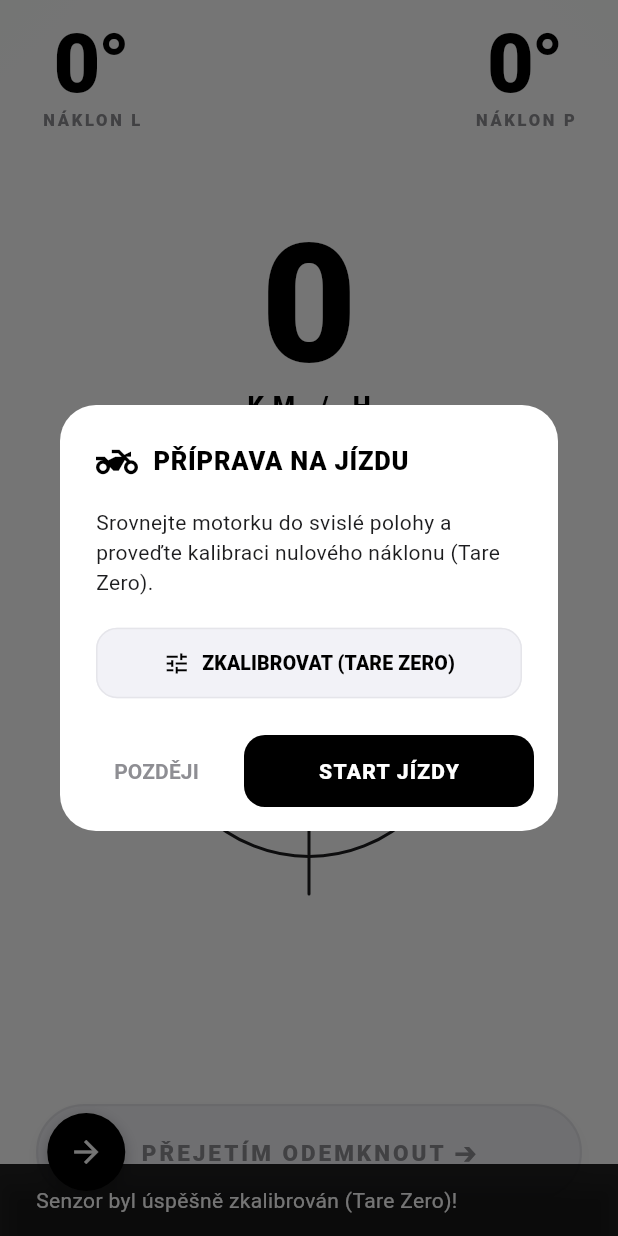
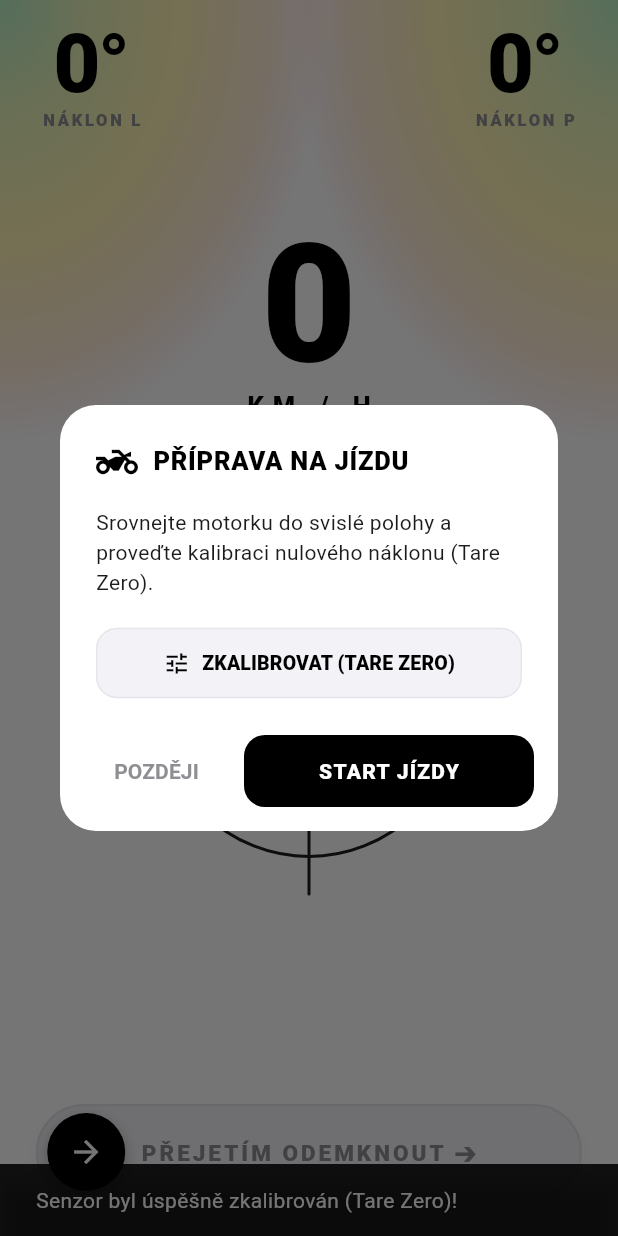
Before and after one commit to cqeta1564/MotoLogger, a Flutter app: the screen it shows after launch, after a tap on "ZKALIBROVAT (TARE ZERO)", on a phone screen of 412 x 824 dp. Run offline on Flutter 3.47's test engine with Material 3 defaults, Android fonts, the phone set to English and light mode, and no system bars; our stand-ins replace fl_chart, flutter_blue_plus, geolocator, share_plus, sqflite; accounts and stored records are empty; Roboto replaces fonts that are missing (-apple-system).

Commit message:
Implement dynamic corner gradient wash reacting to motorcycle lean angle

```diff
--- a/app/lib/services/ble_service.dart
+++ b/app/lib/services/ble_service.dart
@@ -168,7 +168,7 @@ class BleService {
       _mockTimer = Timer.periodic(const Duration(milliseconds: 40), (timer) {
         time += 0.04;
         // Generate realistic motorcycle lean curve (sweeper corners)
-        double lean = 42.0 * sin(time * 0.4);
+        double lean = 44.0 * sin(time * 0.8);
         double pitch = 4.0 * cos(time * 0.8);
         int rpm = (5000 + 4500 * sin(time * 0.5).abs()).toInt();
         int speed = (60 + 55 * sin(time * 0.5).abs()).toInt();
--- a/app/lib/ui/dashboard/dashboard_screen.dart
+++ b/app/lib/ui/dashboard/dashboard_screen.dart
@@ -288,6 +288,7 @@ class _DashboardScreenState extends State<DashboardScreen> {
 
         // Center: Speed Display (Bold Black on White)
         GestureDetector(
+          onTap: _toggleDemoSimulation,
           onLongPress: _toggleDemoSimulation,
           child: Column(
             mainAxisSize: MainAxisSize.min,
@@ -363,6 +364,7 @@ class _DashboardScreenState extends State<DashboardScreen> {
         Positioned(
           top: 10,
           child: GestureDetector(
+            onTap: _toggleDemoSimulation,
             onLongPress: _toggleDemoSimulation,
             child: Column(
               mainAxisSize: MainAxisSize.min,
--- a/app/lib/ui/widgets/corner_gradient_breather.dart
+++ b/app/lib/ui/widgets/corner_gradient_breather.dart
@@ -1,10 +1,13 @@
 import 'dart:math';
+import 'dart:ui' as ui;
 import 'package:flutter/material.dart';
 
 /// Animated corner gradient wash that breathes and transitions color
 /// based on real-time motorcycle lean angle from IMU / BNO085.
 ///
-/// Strictly renders pure color blends (barevný přeliv) with zero harsh strokes.
+/// Renders smooth color blends (barevný přeliv) radiating from the upper corners:
+/// Green -> Yellow -> Orange -> Racing Red -> Pure White fade,
+/// exactly matching the rider's telemetry proposal.
 class CornerGradientBreather extends StatefulWidget {
   final double leanAngleDeg; // Negative for left, positive for right
   final double maxLeanLeftDeg;
@@ -30,7 +33,7 @@ class _CornerGradientBreatherState extends State<CornerGradientBreather>
     super.initState();
     _controller = AnimationController(
       vsync: this,
-      duration: const Duration(milliseconds: 2400),
+      duration: const Duration(milliseconds: 2200),
     )..repeat();
   }
 
@@ -45,7 +48,8 @@ class _CornerGradientBreatherState extends State<CornerGradientBreather>
     return AnimatedBuilder(
       animation: _controller,
       builder: (context, child) {
-        final breath = (sin(_controller.value * 2 * pi) + 1.0) / 2.0; // 0.0 to 1.0
+        // Smooth breathing wave from 0.0 to 1.0
+        final breath = (sin(_controller.value * 2 * pi) + 1.0) / 2.0;
 
         final leftLean = widget.leanAngleDeg < 0 ? -widget.leanAngleDeg : 0.0;
         final rightLean = widget.leanAngleDeg > 0 ? widget.leanAngleDeg : 0.0;
@@ -74,72 +78,128 @@ class _CornerGradientPainter extends CustomPainter {
     required this.breath,
   });
 
-  Color _getColorForLean(double deg) {
-    if (deg < 12.0) {
-      // 0 - 12 deg: Calm gentle green
-      return const Color(0xFF34C759);
-    } else if (deg < 25.0) {
-      // 12 - 25 deg: Green to Yellow
-      final t = (deg - 12.0) / 13.0;
-      return Color.lerp(const Color(0xFF34C759), const Color(0xFFFFCC00), t)!;
-    } else if (deg < 38.0) {
-      // 25 - 38 deg: Yellow to Orange
-      final t = (deg - 25.0) / 13.0;
-      return Color.lerp(const Color(0xFFFFCC00), const Color(0xFFFF9500), t)!;
-    } else {
-      // 38+ deg: Orange to Racing Red
-      final t = ((deg - 38.0) / 12.0).clamp(0.0, 1.0);
-      return Color.lerp(const Color(0xFFFF9500), const Color(0xFFFF3B30), t)!;
-    }
-  }
-
   @override
   void paint(Canvas canvas, Size size) {
     final w = size.width;
     final h = size.height;
+    if (w <= 0 || h <= 0) return;
 
-    // Radius of corner gradient wash scales with screen size
-    final maxRadius = min(w, h) * 0.70;
+    final isLandscape = w > h;
 
-    // Left Corner Gradient (Reacts to Left Lean)
-    final leftColor = _getColorForLean(leftLean);
-    final leftAlphaFactor = leftLean > 5.0 ? (0.35 + 0.30 * breath) : (0.20 + 0.15 * breath);
-    final leftRadius = maxRadius * (leftLean > 5.0 ? (0.85 + 0.15 * breath) : (0.75 + 0.10 * breath));
+    // 1. LEFT CORNER GRADIENT (Green -> Yellow -> Orange -> Red)
+    _drawCorner(
+      canvas: canvas,
+      size: size,
+      isLeft: true,
+      leanDeg: leftLean,
+      oppositeLeanDeg: rightLean,
+      isLandscape: isLandscape,
+    );
 
-    final leftPaint = Paint()
-      ..shader = RadialGradient(
-        center: const Alignment(-1.1, -1.1),
-        radius: 1.0,
-        colors: [
-          leftColor.withValues(alpha: (leftAlphaFactor * 1.1).clamp(0.0, 0.75)),
-          leftColor.withValues(alpha: (leftAlphaFactor * 0.6).clamp(0.0, 0.45)),
-          leftColor.withValues(alpha: (leftAlphaFactor * 0.2).clamp(0.0, 0.20)),
-          Colors.white.withValues(alpha: 0.0),
-        ],
-        stops: const [0.0, 0.35, 0.65, 1.0],
-      ).createShader(Rect.fromCircle(center: Offset.zero, radius: leftRadius));
+    // 2. RIGHT CORNER GRADIENT (Green -> Yellow -> Orange -> Red)
+    _drawCorner(
+      canvas: canvas,
+      size: size,
+      isLeft: false,
+      leanDeg: rightLean,
+      oppositeLeanDeg: leftLean,
+      isLandscape: isLandscape,
+    );
+  }
 
-    canvas.drawCircle(Offset.zero, leftRadius, leftPaint);
+  void _drawCorner({
+    required Canvas canvas,
+    required Size size,
+    required bool isLeft,
+    required double leanDeg,
+    required double oppositeLeanDeg,
+    required bool isLandscape,
+  }) {
+    final w = size.width;
+    final h = size.height;
 
-    // Right Corner Gradient (Reacts to Right Lean)
-    final rightColor = _getColorForLean(rightLean);
-    final rightAlphaFactor = rightLean > 5.0 ? (0.35 + 0.30 * breath) : (0.20 + 0.15 * breath);
-    final rightRadius = maxRadius * (rightLean > 5.0 ? (0.85 + 0.15 * breath) : (0.75 + 0.10 * breath));
+    // Lean ratio normalized: 0.0 at upright (0 deg), 1.0 at 45+ deg
+    final leanRatio = (leanDeg / 45.0).clamp(0.0, 1.0);
+    final isOppositeActive = oppositeLeanDeg > 4.0;
 
-    final rightPaint = Paint()
-      ..shader = RadialGradient(
-        center: const Alignment(1.1, -1.1),
-        radius: 1.0,
-        colors: [
-          rightColor.withValues(alpha: (rightAlphaFactor * 1.1).clamp(0.0, 0.75)),
-          rightColor.withValues(alpha: (rightAlphaFactor * 0.6).clamp(0.0, 0.45)),
-          rightColor.withValues(alpha: (rightAlphaFactor * 0.2).clamp(0.0, 0.20)),
-          Colors.white.withValues(alpha: 0.0),
-        ],
-        stops: const [0.0, 0.35, 0.65, 1.0],
-      ).createShader(Rect.fromCircle(center: Offset(w, 0), radius: rightRadius));
+    // Corner radius: base size covers corner badges, expands deeply on lean
+    final minDim = min(w, h);
+    final baseRadius = isLandscape ? minDim * 0.55 : minDim * 0.58;
+    final expandedRadius = baseRadius * (1.0 + 0.55 * leanRatio) + (16.0 * breath * (0.6 + 0.4 * leanRatio));
 
-    canvas.drawCircle(Offset(w, 0), rightRadius, rightPaint);
+    // Dynamic Alpha:
+    // Upright / Idle: Visible, soothing ambient glow (~0.28 + breath)
+    // Leaning: Vivid flare up to ~0.78 for instant peripheral recognition
+    double baseAlpha = 0.28 + 0.42 * leanRatio + 0.08 * breath;
+    if (isOppositeActive && leanDeg < 2.0) {
+      baseAlpha *= 0.40; // Soften idle side while motorcycle is leaning the other way
+    }
+    baseAlpha = baseAlpha.clamp(0.10, 0.80);
+
+    // Colors matching proposal sketch:
+    // Corner: Apple Mint Green
+    // Mid: Electric Yellow
+    // Outer arc: Amber Orange
+    // Crest: Racing Red
+    const green = Color(0xFF30D158);
+    const yellow = Color(0xFFFFD60A);
+    const orange = Color(0xFFFF9500);
+    const red = Color(0xFFFF3B30);
+    final transparentWhite = Colors.white.withValues(alpha: 0.0);
+
+    // Progressive color intensity based on lean:
+    final redWeight = (leanRatio * 1.3).clamp(0.0, 1.0);
+    final orangeWeight = ((leanRatio - 0.10) / 0.60).clamp(0.0, 1.0);
+
+    final colors = <Color>[
+      green.withValues(alpha: (baseAlpha * 0.95).clamp(0.0, 1.0)),
+      Color.lerp(green, yellow, 0.6)!.withValues(alpha: (baseAlpha * 0.90).clamp(0.0, 1.0)),
+      yellow.withValues(alpha: (baseAlpha * 0.85).clamp(0.0, 1.0)),
+      Color.lerp(orange, red, redWeight)!.withValues(alpha: (baseAlpha * (0.45 + 0.55 * orangeWeight)).clamp(0.0, 1.0)),
+      red.withValues(alpha: (baseAlpha * redWeight).clamp(0.0, 1.0)),
+      transparentWhite,
+    ];
+
+    final stops = <double>[
+      0.0,
+      0.22,
+      0.48,
+      0.72,
+      0.88,
+      1.0,
+    ];
+
+    canvas.save();
+
+    final originX = isLeft ? 0.0 : w;
+    canvas.translate(originX, 0.0);
+
+    // Elliptical shape matching the rider's contour sketch:
+    // In portrait: stretch downward along screen edge (1.35x)
+    // In landscape: stretch horizontally across top edge (1.30x)
+    if (isLandscape) {
+      canvas.scale(isLeft ? 1.30 : -1.30, 1.0);
+    } else {
+      canvas.scale(isLeft ? 1.0 : -1.0, 1.35);
+    }
+
+    final shader = ui.Gradient.radial(
+      Offset.zero,
+      expandedRadius,
+      colors,
+      stops,
+      TileMode.clamp,
+    );
+
+    final paint = Paint()
+      ..shader = shader
+      ..style = PaintingStyle.fill;
+
+    // Draw smooth quadrant extending from the corner
+    final rect = Rect.fromLTWH(0, 0, expandedRadius, expandedRadius);
+    canvas.drawRect(rect, paint);
+
+    canvas.restore();
   }
 
   @override
```
